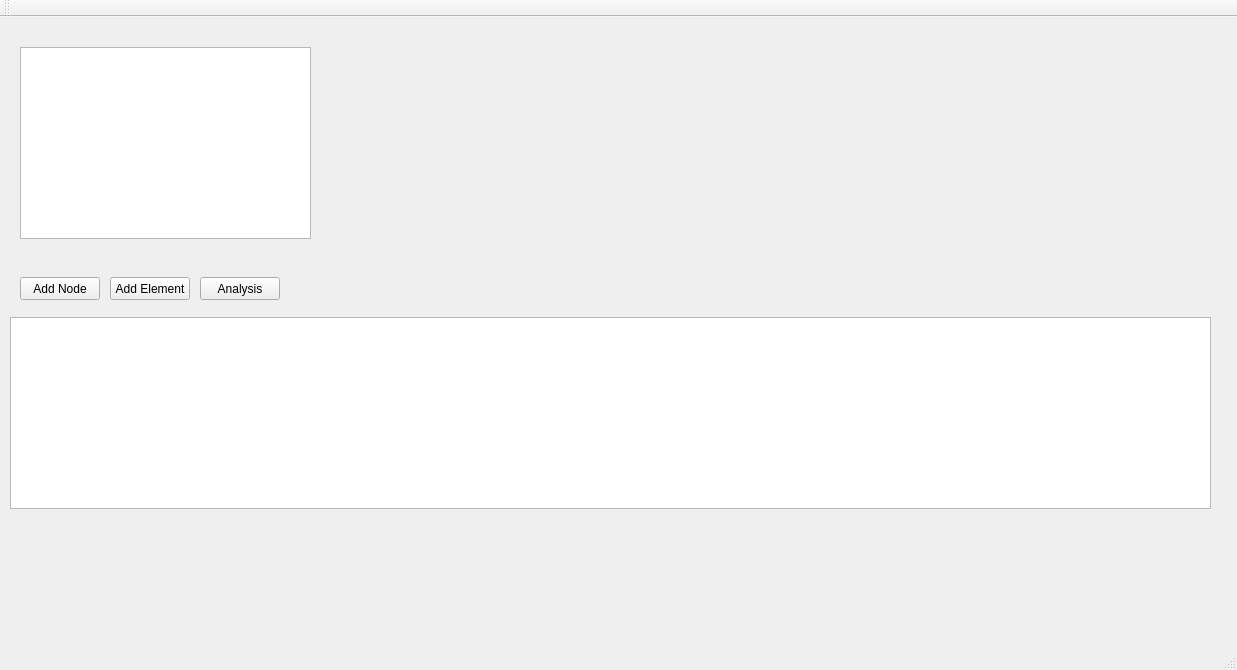
Before: the Qt Designer form mainwindow.ui in Kojirion/QPlum, drawn with Qt 5.
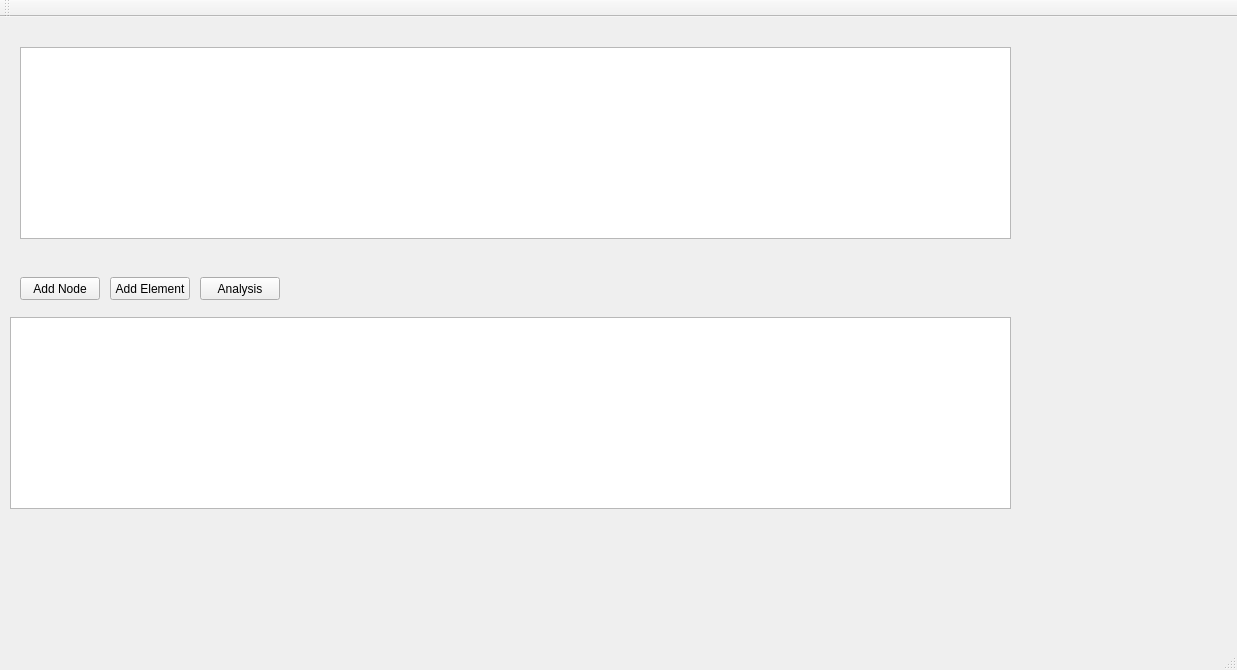
After: the same form once the commit is applied.

```diff
--- a/mainwindow.ui
+++ b/mainwindow.ui
@@ -45,7 +45,7 @@
      <rect>
       <x>20</x>
       <y>30</y>
-      <width>291</width>
+      <width>991</width>
       <height>192</height>
      </rect>
     </property>
@@ -55,7 +55,7 @@
      <rect>
       <x>10</x>
       <y>300</y>
-      <width>1201</width>
+      <width>1001</width>
       <height>192</height>
      </rect>
     </property>
```
